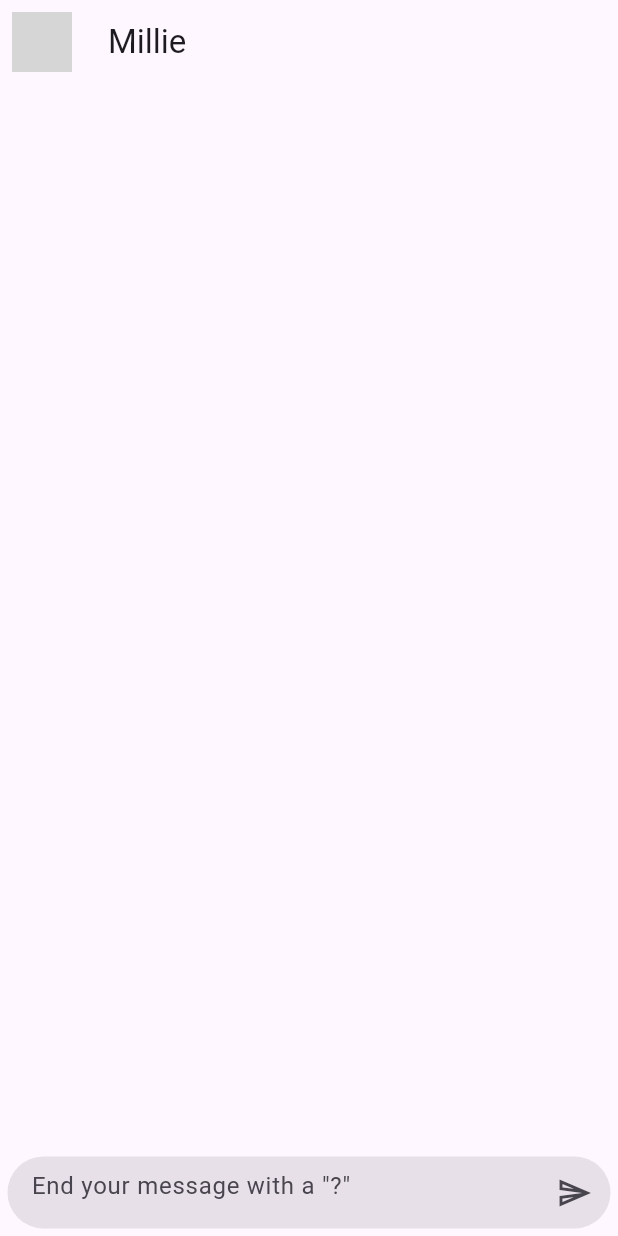
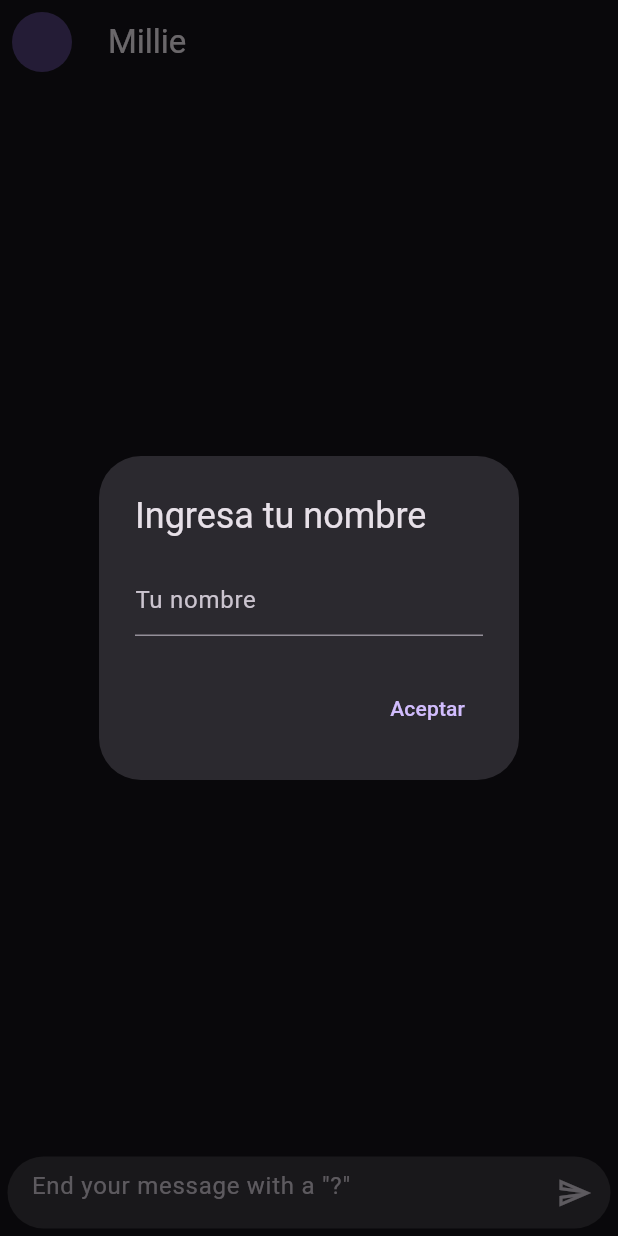
Before and after one commit to isaias-alt/yes_no_app, a Flutter app: the screen it shows after launch, on a phone screen of 412 x 824 dp. Run offline on Flutter 3.47's test engine with Material 3 defaults, Android fonts, the phone set to English and light mode, and no system bars; our stand-ins replace dio; network calls fail; grey boxes are pictures that could not be loaded.

Commit message:
commit del examen

```diff
--- a/lib/config/theme/app_theme.dart
+++ b/lib/config/theme/app_theme.dart
@@ -16,11 +16,14 @@ class AppTheme {
   final int selectedColor;
 
   AppTheme({required this.selectedColor})
-  : assert (selectedColor >= 0 && selectedColor <= _colorThemes.length - 1,
-  'Colors must be between 0 and ${ _colorThemes.length }');
+      : assert(
+          selectedColor >= 0 && selectedColor <= _colorThemes.length - 1,
+          'Colors must be between 0 and ${_colorThemes.length}',
+        );
 
   ThemeData theme() {
     return ThemeData(
+      brightness: Brightness.dark,
       colorSchemeSeed: _colorThemes[selectedColor],
     );
   }
--- a/lib/domain/entities/message.dart
+++ b/lib/domain/entities/message.dart
@@ -4,10 +4,12 @@ class Message {
   final String text;
   final String? imageUrl;
   final FromWho fromWho;
+  final DateTime timestamp;
 
   Message({
     required this.text,
     this.imageUrl,
-    required this.fromWho
-  });
+    required this.fromWho,
+    DateTime? timestamp,
+  }) : timestamp = timestamp ?? DateTime.now();
 }
--- a/lib/presentation/screens/chat/chat_screen.dart
+++ b/lib/presentation/screens/chat/chat_screen.dart
@@ -1,14 +1,58 @@
+// ignore_for_file: library_private_types_in_public_api
+
 import 'package:flutter/material.dart';
 import 'package:yes_no_app/presentation/views/chat/chat_view.dart';
 
-class ChatScreen extends StatelessWidget {
+class ChatScreen extends StatefulWidget {
   const ChatScreen({super.key});
+
+  @override
+  _ChatScreenState createState() => _ChatScreenState();
+}
+
+class _ChatScreenState extends State<ChatScreen> {
+  String? userName;
+
+  @override
+  void initState() {
+    super.initState();
+    WidgetsBinding.instance.addPostFrameCallback((_) {
+      _askForUserName();
+    });
+  }
+
+  void _askForUserName() {
+    final TextEditingController nameController = TextEditingController();
+
+    showDialog(
+      context: context,
+      barrierDismissible: false,
+      builder: (context) => AlertDialog(
+        title: const Text('Ingresa tu nombre'),
+        content: TextField(
+          controller: nameController,
+          decoration: const InputDecoration(hintText: 'Tu nombre'),
+        ),
+        actions: [
+          TextButton(
+            onPressed: () {
+              setState(() {
+                userName = nameController.text;
+              });
+              Navigator.of(context).pop();
+            },
+            child: const Text('Aceptar'),
+          ),
+        ],
+      ),
+    );
+  }
 
   @override
   Widget build(BuildContext context) {
     return Scaffold(
       appBar: AppBar(
-        title: const Text('Millie'),
+        title: Text(userName != null ? 'Chat de $userName y Millie' : 'Millie'),
         leading: const Padding(
           padding: EdgeInsets.all(8.0),
           child: CircleAvatar(
--- a/pubspec.yaml
+++ b/pubspec.yaml
@@ -32,6 +32,7 @@ dependencies:
   dio: ^5.3.3
   flutter:
     sdk: flutter
+  intl: ^0.19.0
   provider: ^6.0.5
 
 dev_dependencies:
```
Also changed, not shown: lib/presentation/providers/chat_provider.dart (+15 -5 lines), lib/presentation/widgets/chat/her_message_bubble.dart (+18 -4 lines), lib/presentation/widgets/chat/my_message_bubble.dart (+17 -4 lines), pubspec.lock.
